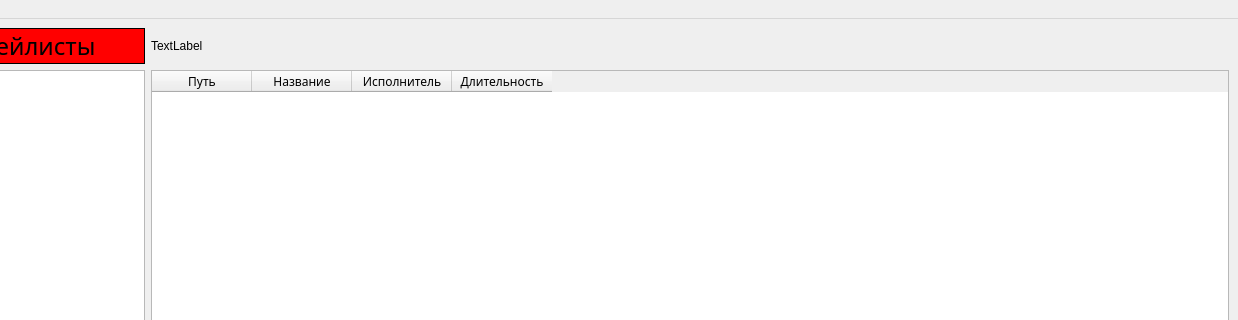
Above: mainwindow.ui from ArturBobotcko/Practice_Project before the change; both pictures show x 164 to 1402 and y 0 to 320 of the 1402 by 628 pixel window. Below: the same form after it.
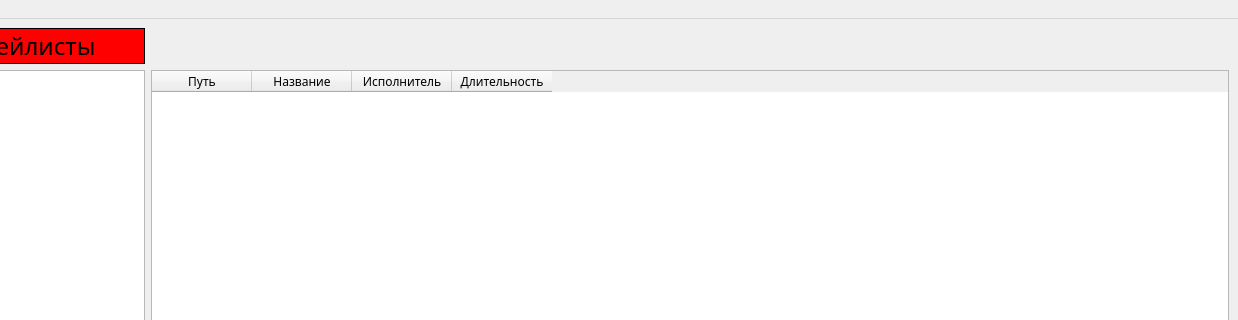
That is the form after the change. Icons and pictures are not drawn.

The edit to the form file:
```diff
--- a/mainwindow.ui
+++ b/mainwindow.ui
@@ -397,13 +397,6 @@
         </property>
        </widget>
       </item>
-      <item row="0" column="2">
-       <widget class="QLabel" name="cover">
-        <property name="text">
-         <string>TextLabel</string>
-        </property>
-       </widget>
-      </item>
      </layout>
     </item>
    </layout>
```
Left out of the diff: 2 changed lines with no effect on the pictures.
